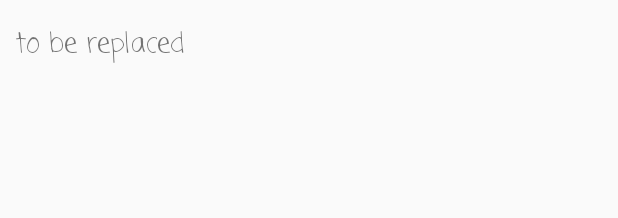
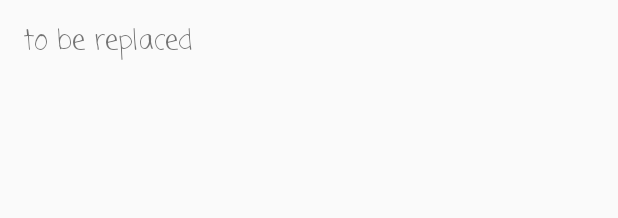
Before and after one commit to cwlroda/Dinner-Dash, an Android app: the layout fragment_main.xml on its own in the app's theme, with its tools: preview values and no code run, on a phone screen of 412 x 824 dp. Shown: the top 218 px of the screen. Run offline under Robolectric (Android 15) with nearby library versions, the phone set to English and light mode, and no system bars.

Commit message:
added a bit more formatting

```diff
--- a/app/src/main/res/layout/fragment_main.xml
+++ b/app/src/main/res/layout/fragment_main.xml
@@ -11,8 +11,8 @@
         android:id="@+id/section_label"
         android:layout_width="wrap_content"
         android:layout_height="wrap_content"
-        android:layout_marginLeft="10dp"
-        android:layout_marginTop="@dimen/activity_vertical_margin"
+        android:layout_marginLeft="15dp"
+        android:layout_marginTop="14dp"
         android:text="to be replaced"
         android:textSize="18sp"
         app:fontFamily="casual"
```
Also changed, not shown: app/src/main/java/com/example/someapp/ui/tabs/PageViewModel.java (+3 -5 lines).
